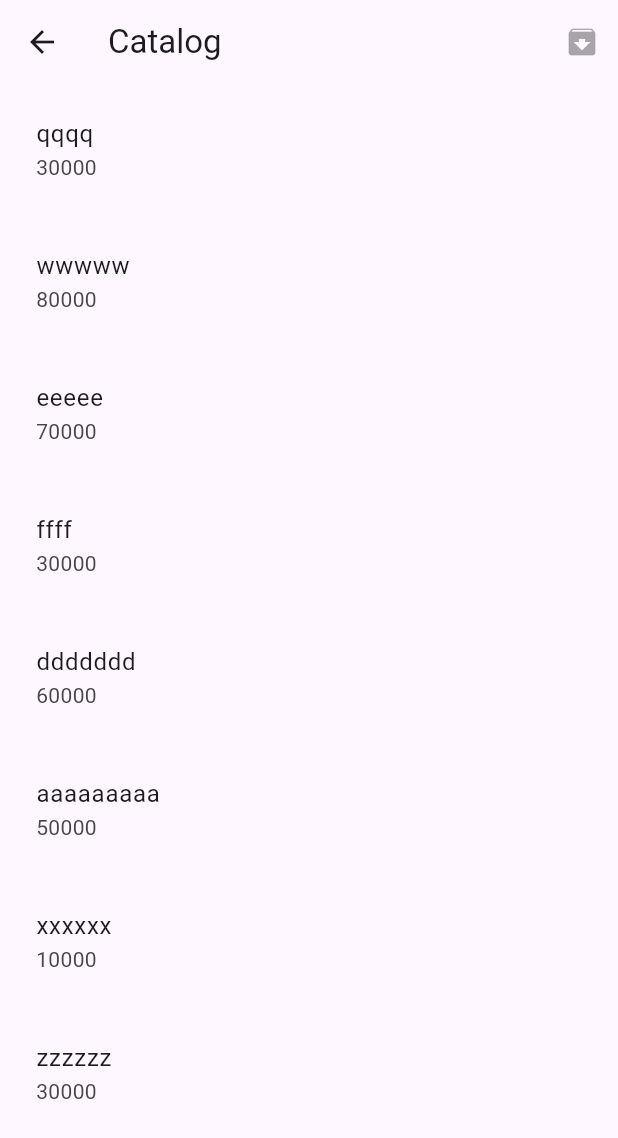
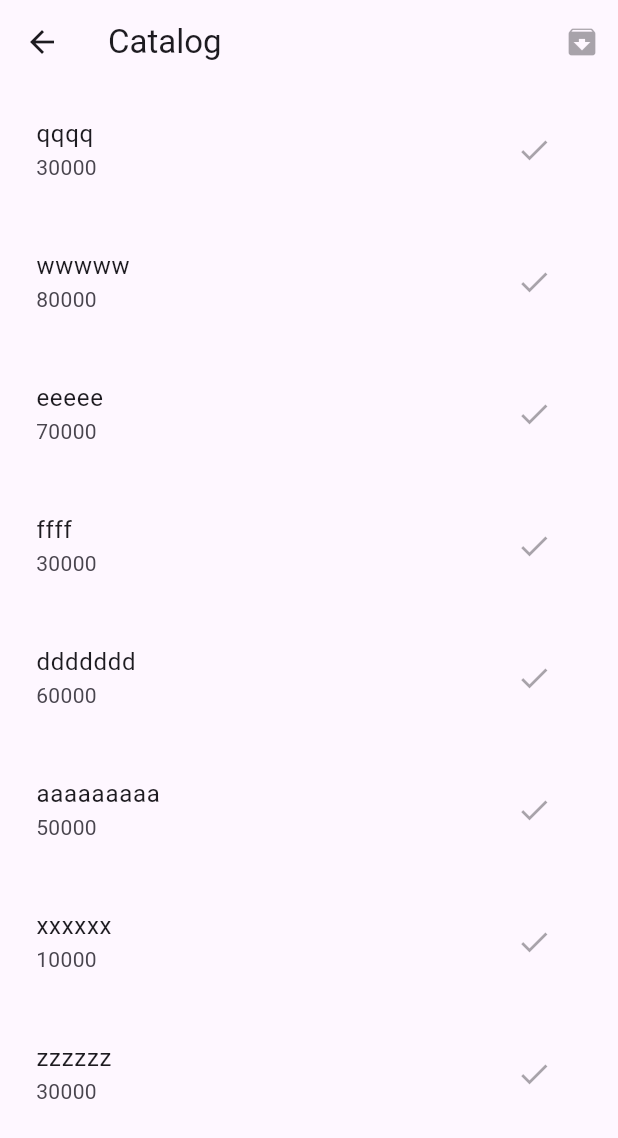
Before and after one commit to sc2bat/my_flutter_cart_app, a Flutter app: the CatalogPage screen opened directly, on a phone screen of 412 x 824 dp. Shown: the top 1138 px of the screen. Run offline on Flutter 3.47's test engine with Material 3 defaults, Android fonts, the light colour scheme and no system bars.

```diff
--- a/lib/ui/page/catalog_page.dart
+++ b/lib/ui/page/catalog_page.dart
@@ -43,6 +43,12 @@ class _CatalogPageState extends State<CatalogPage> {
         subtitle: Text(
           '${item.price}',
         ),
+        trailing: const IconButton(
+          onPressed: null,
+          icon: Icon(
+            Icons.check,
+          ),
+        ),
       ),
     );
   }
--- a/pubspec.yaml
+++ b/pubspec.yaml
@@ -35,6 +35,7 @@ dependencies:
   # The following adds the Cupertino Icons font to your application.
   # Use with the CupertinoIcons class for iOS style icons.
   cupertino_icons: ^1.0.2
+  flutter_bloc: ^8.1.3
 
 dev_dependencies:
   flutter_test:
```
Also changed, not shown: pubspec.lock.
